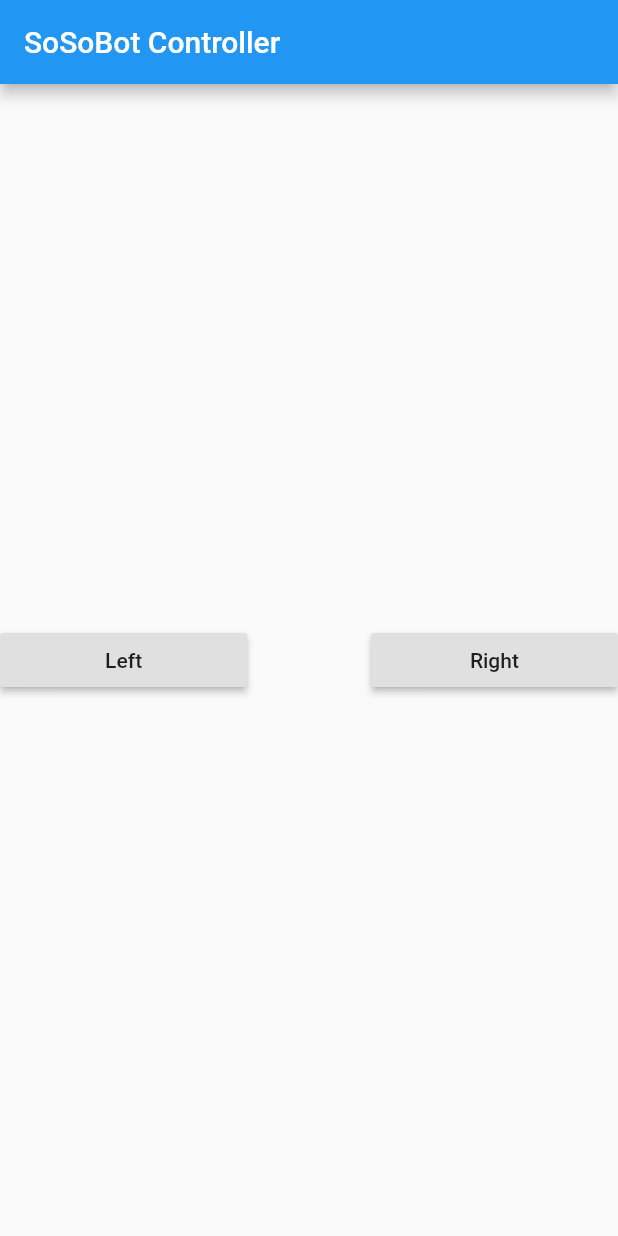
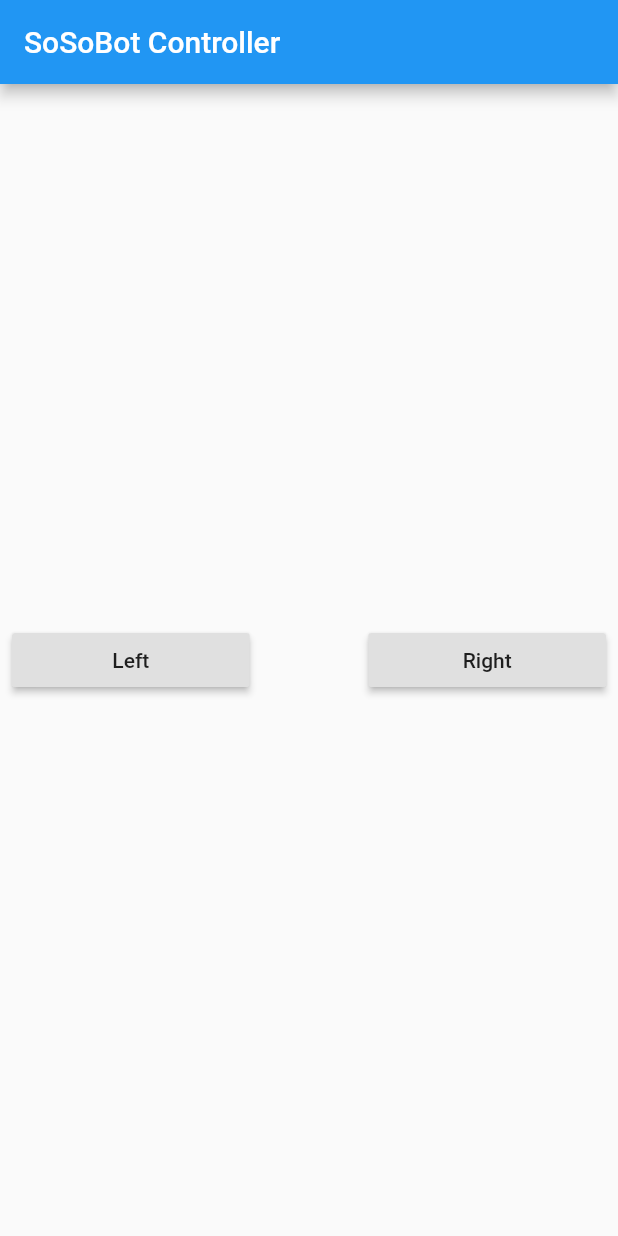
Before and after one commit to ElisabethStrunk/SoSoBot, a Flutter app: the screen it shows after launch, on a phone screen of 412 x 824 dp. Run offline on Flutter 3.47's test engine with Material 2 defaults, Android fonts, the phone set to English and light mode, and no system bars.

Commit message:
Adds padding

```diff
--- a/app/so_so_bot/lib/main.dart
+++ b/app/so_so_bot/lib/main.dart
@@ -70,6 +70,8 @@ class _MyHomePageState extends State<MyHomePage> {
       body: Center(
         // Center is a layout widget. It takes a single child and positions it
         // in the middle of the parent.
+        child: Padding(
+          padding: const EdgeInsets.only(left: 8, right:8),
           child: Row(
             // Row is a widget that displays its children in a horizontal array.
             mainAxisAlignment: MainAxisAlignment.center,
@@ -94,6 +96,7 @@ class _MyHomePageState extends State<MyHomePage> {
             ],
           ),
         ),
+      ),
     );
   }
 }
```
Lines whose indentation alone changed are shown as unchanged.
